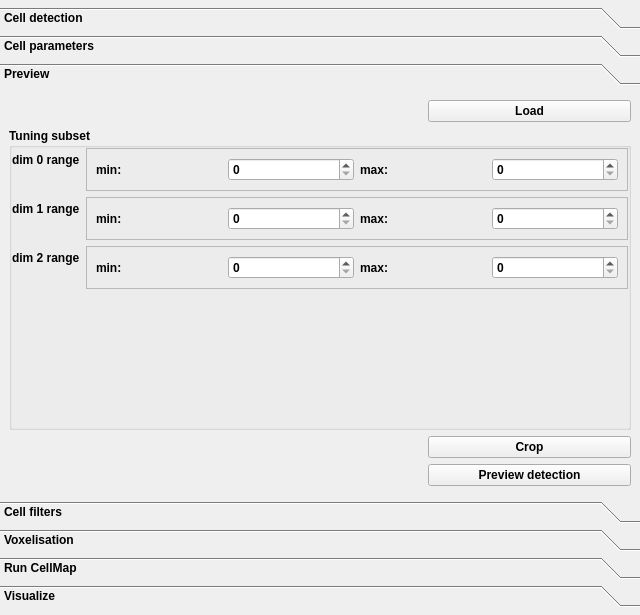
The window that ClearMap/gui/creator/cell_map_params.ui (ClearAnatomics/ClearMap) describes before a commit, drawn with Qt 5.
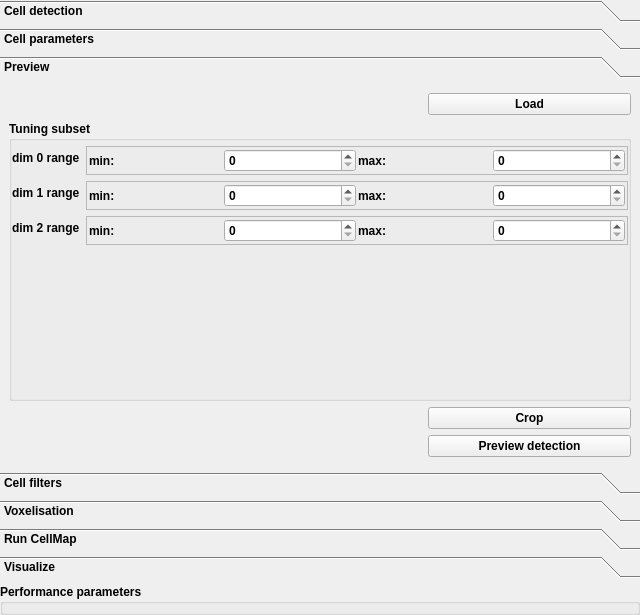
The same window after the commit. The open tabs and pages were chosen to show the change. Icons and pictures are not drawn.

Commit message: IMPROVEMENT: Moves cellmap and tractmap params to per sample in GUI

```diff
--- a/ClearMap/gui/creator/cell_map_params.ui
+++ b/ClearMap/gui/creator/cell_map_params.ui
@@ -48,7 +48,7 @@
         <x>0</x>
         <y>0</y>
         <width>640</width>
-        <height>450</height>
+        <height>420</height>
        </rect>
       </property>
       <attribute name="label">
@@ -218,8 +218,8 @@
            <rect>
             <x>0</x>
             <y>0</y>
-            <width>373</width>
-            <height>276</height>
+            <width>640</width>
+            <height>360</height>
            </rect>
           </property>
           <attribute name="label">
@@ -236,7 +236,7 @@
                <number>0</number>
               </property>
               <property name="topMargin">
-               <number>0</number>
+               <number>5</number>
               </property>
               <property name="rightMargin">
                <number>0</number>
@@ -260,6 +260,21 @@
                  <enum>QFrame::Raised</enum>
                 </property>
                 <layout class="QHBoxLayout" name="horizontalLayout_5">
+                 <property name="spacing">
+                  <number>2</number>
+                 </property>
+                 <property name="leftMargin">
+                  <number>2</number>
+                 </property>
+                 <property name="topMargin">
+                  <number>2</number>
+                 </property>
+                 <property name="rightMargin">
+                  <number>2</number>
+                 </property>
+                 <property name="bottomMargin">
+                  <number>2</number>
+                 </property>
                  <item>
                   <widget class="QLabel" name="label_4">
                    <property name="text">
@@ -316,6 +331,21 @@
                  <enum>QFrame::Raised</enum>
                 </property>
                 <layout class="QHBoxLayout" name="horizontalLayout_6">
+                 <property name="spacing">
+                  <number>2</number>
+                 </property>
+                 <property name="leftMargin">
+                  <number>2</number>
+                 </property>
+                 <property name="topMargin">
+                  <number>2</number>
+                 </property>
+                 <property name="rightMargin">
+                  <number>2</number>
+                 </property>
+                 <property name="bottomMargin">
+                  <number>2</number>
+                 </property>
                  <item>
                   <widget class="QLabel" name="label_10">
                    <property name="text">
@@ -372,6 +402,21 @@
                  <enum>QFrame::Raised</enum>
                 </property>
                 <layout class="QHBoxLayout" name="horizontalLayout_8">
+                 <property name="spacing">
+                  <number>2</number>
+                 </property>
+                 <property name="leftMargin">
+                  <number>2</number>
+                 </property>
+                 <property name="topMargin">
+                  <number>2</number>
+                 </property>
+                 <property name="rightMargin">
+                  <number>2</number>
+                 </property>
+                 <property name="bottomMargin">
+                  <number>2</number>
+                 </property>
                  <item>
                   <widget class="QLabel" name="label_13">
                    <property name="text">
@@ -887,6 +932,38 @@
      </widget>
     </widget>
    </item>
+   <item>
+    <widget class="QGroupBox" name="cellMapPerformanceGroupBox">
+     <property name="font">
+      <font>
+       <bold>true</bold>
+      </font>
+     </property>
+     <property name="title">
+      <string>Performance parameters</string>
+     </property>
+     <layout class="QVBoxLayout" name="cellDetectionPerfVerticalLayout">
+      <property name="spacing">
+       <number>5</number>
+      </property>
+      <property name="leftMargin">
+       <number>0</number>
+      </property>
+      <property name="topMargin">
+       <number>5</number>
+      </property>
+      <property name="rightMargin">
+       <number>0</number>
+      </property>
+      <property name="bottomMargin">
+       <number>0</number>
+      </property>
+      <item>
+       <widget class="QWidget" name="detectionPerfPlaceholder" native="true"/>
+      </item>
+     </layout>
+    </widget>
+   </item>
   </layout>
  </widget>
  <resources>
```
Left out of the diff: 14 changed lines with no effect on the pictures. The commit also changes 6 other files.
